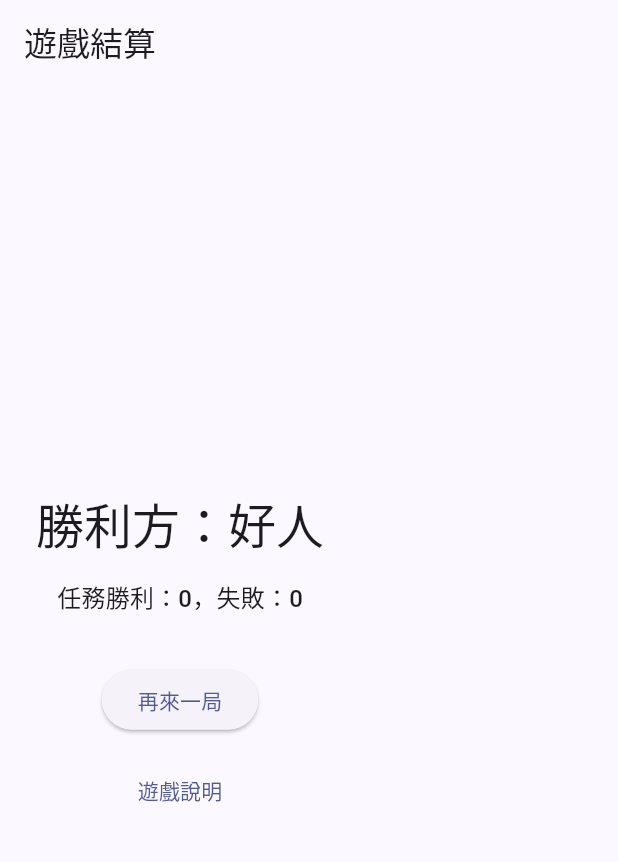
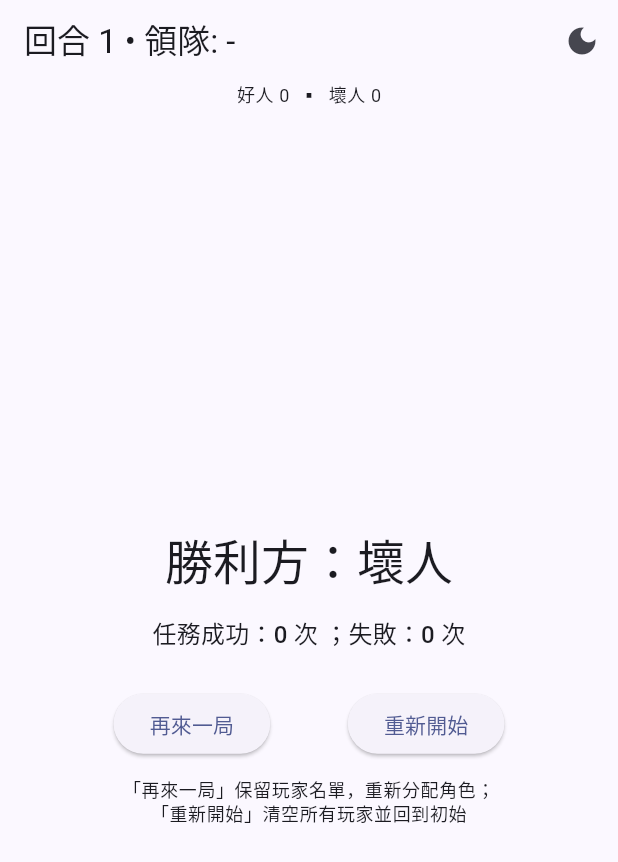
Before and after one commit to howard522/Avalon, a Flutter app: the ResultPage screen opened directly, on a phone screen of 412 x 824 dp. Shown: the top 862 px of the screen. Run offline on Flutter 3.47's test engine with Material 3 defaults, Android fonts, the phone set to English and light mode, and no system bars; our stand-ins replace flutter_riverpod, freezed_annotation.

Commit message:
add again and del

```diff
--- a/avalon/lib/pages/result_page.dart
+++ b/avalon/lib/pages/result_page.dart
@@ -2,8 +2,8 @@ import 'package:flutter/material.dart';
 import 'package:flutter_riverpod/flutter_riverpod.dart';
 import '../controllers/game_controller.dart';
 import '../models/game_state.dart';
+import '../widgets/progress_panel.dart';
 import 'setup_page.dart';
-import 'help_page.dart';
 
 class ResultPage extends ConsumerWidget {
   const ResultPage({Key? key}) : super(key: key);
@@ -11,14 +11,16 @@ class ResultPage extends ConsumerWidget {
   @override
   Widget build(BuildContext context, WidgetRef ref) {
     final state = ref.watch(gameControllerProvider);
-    // 判定勝利方
-    final winner = state.phase == GamePhase.result
-        ? (state.goodScore > state.evilScore ? '好人' : '壞人')
-        : (state.phase == GamePhase.assassinate && state.isAssassinationSuccess)
-            ? '壞人' : '好人';
+    final notifier = ref.read(gameControllerProvider.notifier);
+
+    final bool hasAssassinated = state.assassinationTargetIndex != null;
+    final bool assassinSucceeded = state.isAssassinationSuccess;
+    final String winner = hasAssassinated
+        ? (assassinSucceeded ? '壞人' : '好人')
+        : (state.goodScore > state.evilScore ? '好人' : '壞人');
 
     return Scaffold(
-      appBar: AppBar(title: const Text('遊戲結算')),
+      appBar: const ProgressPanel(),
       body: Padding(
         padding: const EdgeInsets.all(24),
         child: Column(
@@ -26,20 +28,28 @@ class ResultPage extends ConsumerWidget {
           children: [
             Text('勝利方：$winner', style: Theme.of(context).textTheme.headlineLarge),
             const SizedBox(height: 16),
-            Text('任務勝利：${state.goodScore}，失敗：${state.evilScore}', style: Theme.of(context).textTheme.titleMedium),
-            if (state.phase == GamePhase.assassinate) ...[
-              const SizedBox(height: 12),
+            if (hasAssassinated) ...[
               Text(
-                state.isAssassinationSuccess
-                  ? '刺殺成功：壞人勝利'
-                  : '刺殺失敗：好人勝利',
+                assassinSucceeded
+                  ? '刺客成功刺殺梅林：壞人勝利！'
+                  : '刺客失敗：好人勝利！',
                 style: Theme.of(context).textTheme.titleMedium,
+                textAlign: TextAlign.center,
+              ),
+            ] else ...[
+              Text(
+                '任務成功：${state.goodScore} 次 ；失敗：${state.evilScore} 次',
+                style: Theme.of(context).textTheme.titleMedium,
+                textAlign: TextAlign.center,
               ),
             ],
-            const SizedBox(height: 32),
+            const SizedBox(height: 24),
+            Row(
+              mainAxisAlignment: MainAxisAlignment.spaceEvenly,
+              children: [
                 ElevatedButton(
                   onPressed: () {
-                ref.read(gameControllerProvider.notifier).reset();
+                    notifier.resetKeepPlayers();
                     Navigator.pushAndRemoveUntil(
                       context,
                       MaterialPageRoute(builder: (_) => const SetupPage()),
@@ -48,15 +58,25 @@ class ResultPage extends ConsumerWidget {
                   },
                   child: const Text('再來一局'),
                 ),
-            const SizedBox(height: 12),
-            TextButton(
+                ElevatedButton(
                   onPressed: () {
-                Navigator.push(
+                    notifier.reset();
+                    Navigator.pushAndRemoveUntil(
                       context,
-                  MaterialPageRoute(builder: (_) => const HelpPage()),
+                      MaterialPageRoute(builder: (_) => const SetupPage()),
+                      (route) => false,
                     );
                   },
-              child: const Text('遊戲說明'),
+                  child: const Text('重新開始'),
+                ),
+              ],
+            ),
+            const SizedBox(height: 12),
+            Text(
+              '「再來一局」保留玩家名單，重新分配角色；\n'
+              '「重新開始」清空所有玩家並回到初始',
+              textAlign: TextAlign.center,
+              style: Theme.of(context).textTheme.bodySmall,
             ),
           ],
         ),
```
Also changed, not shown: avalon/lib/controllers/game_controller.dart (+59 -18 lines), avalon/lib/pages/setup_page.dart (+10 -6 lines). Lines whose indentation alone changed are shown as unchanged.
